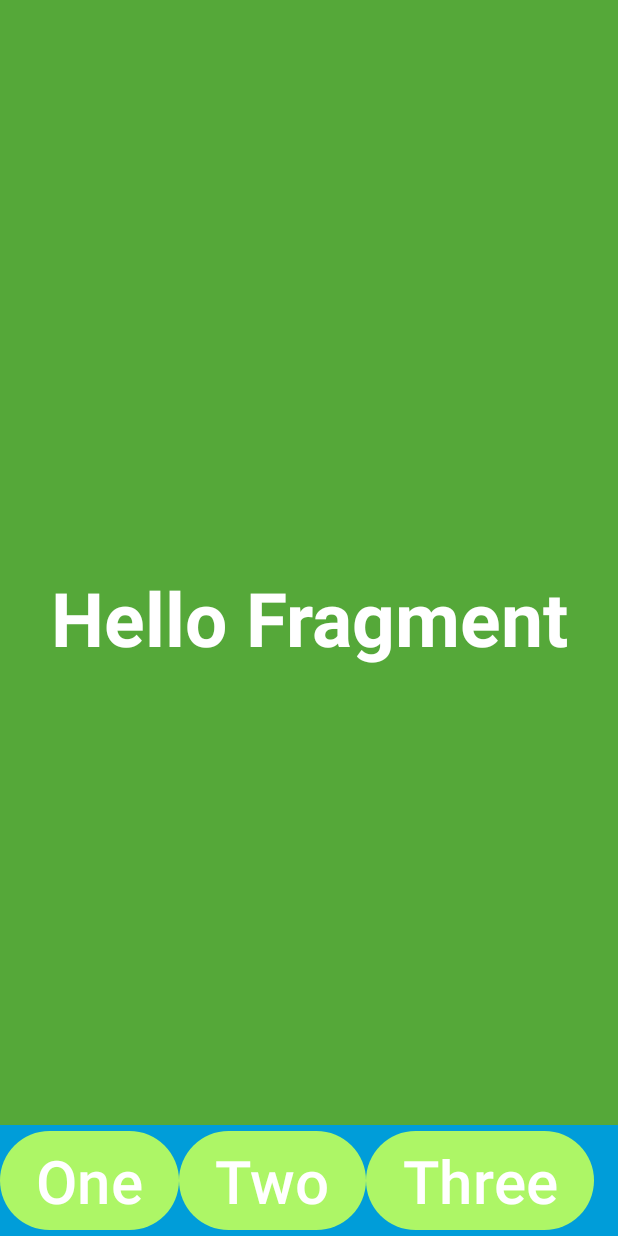
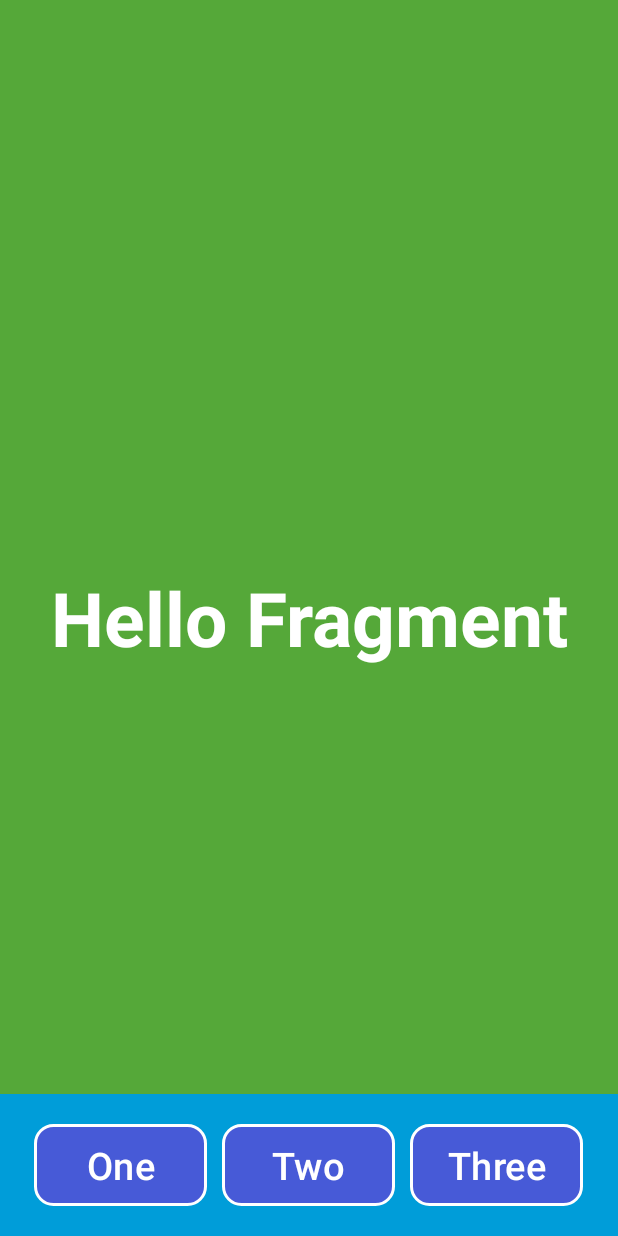
Before and after one commit to Danne132/64130005_MobileDevelopment, an Android app: the screen it shows after launch (MainActivity), on a phone screen of 412 x 824 dp. Run offline under Robolectric (Android 15) with nearby library versions, the phone set to English and light mode, and no system bars.

Commit message:
update giao diện và Done

```diff
--- a/Fragment/app/src/main/java/bt/an/fragment/MainActivity.java
+++ b/Fragment/app/src/main/java/bt/an/fragment/MainActivity.java
@@ -18,11 +18,6 @@ public class MainActivity extends AppCompatActivity {
         super.onCreate(savedInstanceState);
         EdgeToEdge.enable(this);
         setContentView(R.layout.activity_main);
-        ContentFragment contentFragment = new ContentFragment();
-        FooterFragment footerFragment = new FooterFragment();
-        FragmentManager fragmentManager = getSupportFragmentManager();
-        FragmentTransaction fragmentTransaction = fragmentManager.beginTransaction();
-        fragmentTransaction.replace(R.id.content, contentFragment).commit();
-        fragmentTransaction.replace(R.id.btn, footerFragment);
+
     }
 }
--- /dev/null
+++ b/Fragment/app/src/main/res/drawable/button.xml
@@ -0,0 +1,10 @@
+<?xml version="1.0" encoding="utf-8"?>
+<shape xmlns:android="http://schemas.android.com/apk/res/android">
+    <corners android:radius="12dp"/>
+    <stroke android:width="2dp" android:color="@color/white"/>
+    <padding android:bottom="20dp"
+        android:top="5dp"
+        android:left="5dp"
+        android:right="5dp"/>
+    <solid android:color="#475AD7"/>
+</shape>
--- a/Fragment/app/src/main/res/layout/activity_main.xml
+++ b/Fragment/app/src/main/res/layout/activity_main.xml
@@ -7,19 +7,26 @@
     android:layout_height="match_parent"
     tools:context=".MainActivity">
 
-    <FrameLayout
-        android:id="@+id/content"
+
+    <androidx.fragment.app.FragmentContainerView
+        android:id="@+id/fragmentContainerView3"
+        android:name="bt.an.fragment.ContentFragment"
         android:layout_width="match_parent"
         android:layout_height="match_parent"
+        tools:layout_editor_absoluteX="131dp"
+        tools:layout_editor_absoluteY="163dp"
         app:layout_constraintTop_toTopOf="parent"
         app:layout_constraintStart_toStartOf="parent"
         app:layout_constraintEnd_toEndOf="parent"
         />
 
-    <FrameLayout
-        android:id="@+id/btn"
+    <androidx.fragment.app.FragmentContainerView
+        android:id="@+id/fragmentContainerView4"
+        android:name="bt.an.fragment.FooterFragment"
         android:layout_width="match_parent"
         android:layout_height="wrap_content"
+        tools:layout_editor_absoluteX="183dp"
+        tools:layout_editor_absoluteY="311dp"
         app:layout_constraintBottom_toBottomOf="parent"
         app:layout_constraintStart_toStartOf="parent"
         app:layout_constraintEnd_toEndOf="parent"
--- a/Fragment/app/src/main/res/layout/fragment_footer.xml
+++ b/Fragment/app/src/main/res/layout/fragment_footer.xml
@@ -11,29 +11,39 @@
     <LinearLayout
         android:layout_width="match_parent"
         android:layout_height="match_parent"
-        android:orientation="horizontal">
+        android:orientation="horizontal"
+        android:layout_gravity="center"
+        android:gravity="center"
+        android:padding="20dp"
+        >
         <Button
             android:id="@+id/one"
-            android:layout_width="wrap_content"
+            android:layout_width="115dp"
             android:layout_height="wrap_content"
             android:text="One"
-            app:backgroundTint="#ADF666"
-            android:textSize="40sp"
+            app:backgroundTint="@null"
+            android:background="@drawable/button"
+            android:textSize="25sp"
+            android:layout_marginRight="10dp"
             />
 
         <Button
-            android:layout_width="wrap_content"
+            android:layout_width="115dp"
             android:layout_height="wrap_content"
             android:text="Two"
-            android:textSize="40sp"
-            app:backgroundTint="#ADF666" />
+            android:textSize="25sp"
+            app:backgroundTint="@null"
+            android:background="@drawable/button"
+            android:layout_marginRight="10dp"/>
 
         <Button
-            android:layout_width="wrap_content"
+            android:layout_width="115dp"
             android:layout_height="match_parent"
             android:text="Three"
-            android:textSize="40sp"
-            app:backgroundTint="#ADF666" />
+            android:textSize="25sp"
+            app:backgroundTint="@null"
+            android:background="@drawable/button"
+            />
     </LinearLayout>
 
 </FrameLayout>
```
